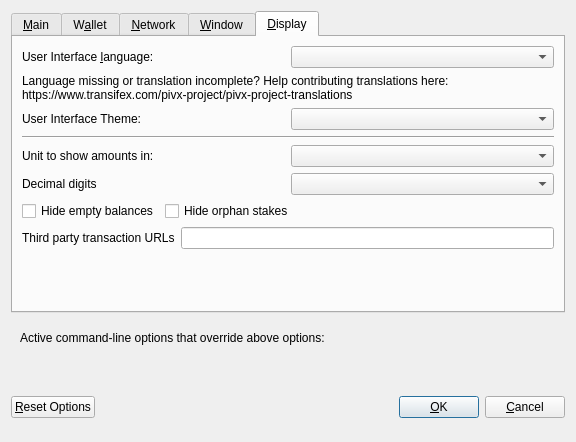
The window that src/qt/forms/optionsdialog.ui (JackCoreProject/JACK) describes before a commit, drawn with Qt 5.
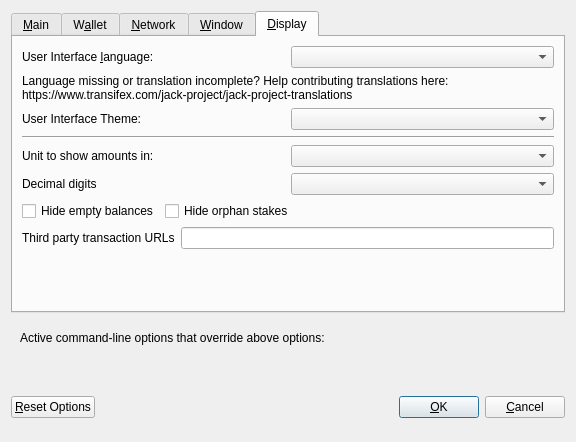
The same window after the commit. The open tabs and pages were chosen to show the change. Custom widgets are drawn as their Qt base class.

Commit message: Rename pivx to jack

```diff
--- a/src/qt/forms/optionsdialog.ui
+++ b/src/qt/forms/optionsdialog.ui
@@ -533,7 +533,7 @@
          </property>
          <property name="text">
           <string>Language missing or translation incomplete? Help contributing translations here:
-https://www.transifex.com/pivx-project/pivx-project-translations</string>
+https://www.transifex.com/jack-project/jack-project-translations</string>
          </property>
          <property name="wordWrap">
           <bool>true</bool>
```
The commit also changes 398 other files.
